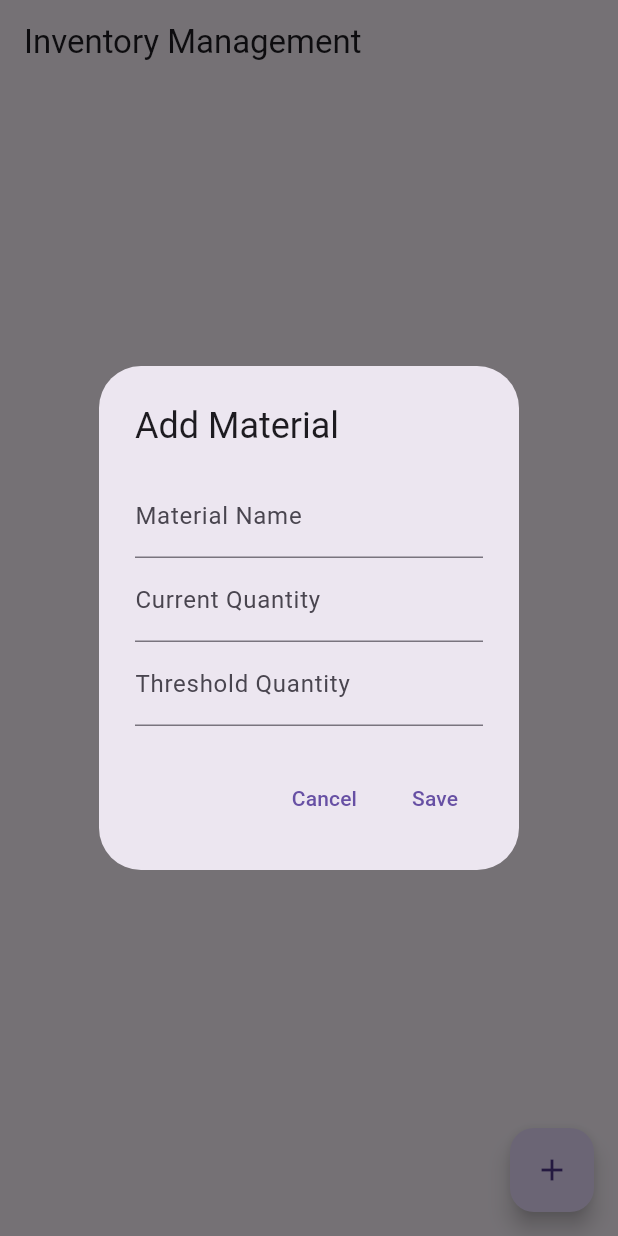
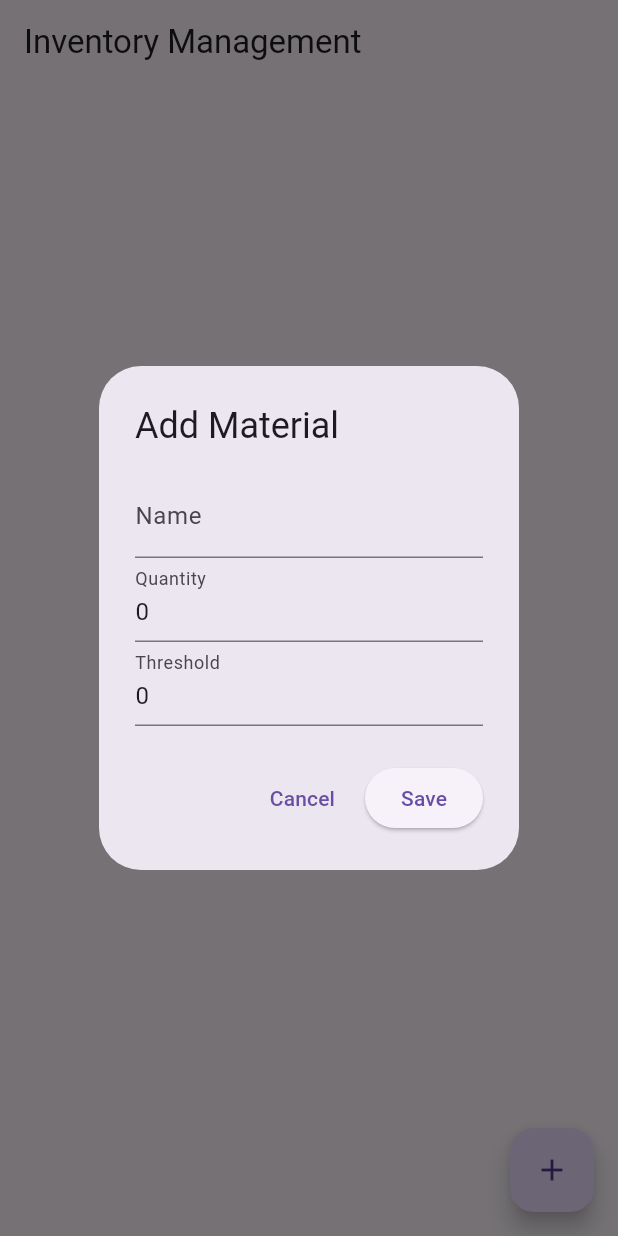
Before and after one commit to CLS11/raw-material-manager-app, a Flutter app: the screen it shows after launch, after a tap on the "add" icon, on a phone screen of 412 x 824 dp. Run offline on Flutter 3.47's test engine with Material 3 defaults, Android fonts, the phone set to English and light mode, and no system bars; our stand-ins replace flutter_bloc, hive, hive_flutter; accounts and stored records are empty.

Commit message:
Refactored the code and amended a bit of UI.

```diff
--- a/lib/screens/inventory_page.dart
+++ b/lib/screens/inventory_page.dart
@@ -11,7 +11,7 @@ class InventoryPage extends StatelessWidget {
     return Scaffold(
       appBar: AppBar(
         title: const Text(
-          'Inventory Management'
+          'Inventory Management',
         ),
       ),
       body: BlocBuilder<InventoryCubit, List<MaterialModel>>(
@@ -45,11 +45,14 @@ class InventoryPage extends StatelessWidget {
                     IconButton(
                       icon: const Icon(Icons.edit),
                       onPressed: () => _showAddEditDialog(
-                        context, material: mat,
+                        context,
+                        material: mat,
                       ),
                     ),
                     IconButton(
-                      icon: const Icon(Icons.delete),
+                      icon: const Icon(
+                        Icons.delete,
+                      ),
                       onPressed: () {
                         context.read<InventoryCubit>().deleteMaterial(mat.name);
                       },
@@ -70,87 +73,135 @@ class InventoryPage extends StatelessWidget {
     );
   }
 
-  void _showAddEditDialog(BuildContext context, {MaterialModel? material}) {
+  Future<void> _showAddEditDialog(
+    BuildContext context,
+    {MaterialModel? material}) async {
     final nameController = TextEditingController(
       text: material?.name ?? ''
     );
-    final qtyController = TextEditingController(
-      text: material?.currentQuantity.toString() ?? ''
+    final quantityController = TextEditingController(
+      text: material?.currentQuantity.toString() ?? '0'
     );
     final thresholdController = TextEditingController(
-      text: material?.thresholdQuantity.toString() ?? ''
+      text: material?.thresholdQuantity.toString() ?? '0'
     );
 
-    showDialog(
+    await showDialog(
       context: context,
-      builder: (_) => AlertDialog(
-        title: Text(
-          material == null ? 'Add Material' : 'Edit Material',
-        ),
-        content: Column(
-          mainAxisSize: MainAxisSize.min,
+      builder: (context) {
+        return StatefulBuilder(builder: (context, setState) {
+          return AlertDialog(
+            title: Text(material == null ? 'Add Material' : 'Edit Material'),
+            content: SingleChildScrollView(
+              child: Column(
                 children: [
                   TextField(
                     controller: nameController,
-              readOnly: material != null,
                     decoration: const InputDecoration(
-                labelText:
-                'Material Name',
+                      labelText: 'Name',
                     ),
                   ),
                   TextField(
-              controller: qtyController,
+                    controller: quantityController,
+                    decoration: const InputDecoration(
+                      labelText: 'Quantity',
+                    ),
                     keyboardType: TextInputType.number,
-              decoration: const InputDecoration(
-                labelText:
-                'Current Quantity',
-              ),
                   ),
                   TextField(
                     controller: thresholdController,
+                    decoration: const InputDecoration(
+                      labelText: 'Threshold',
+                    ),
                     keyboardType: TextInputType.number,
-              decoration: const InputDecoration(
-                labelText:
-                'Threshold Quantity',
-              ),
                   ),
                 ],
               ),
+            ),
             actions: [
               TextButton(
-            onPressed: () => Navigator.pop(context),
+                  onPressed: () {
+                    Navigator.of(context).pop();
+                  },
                   child: const Text(
                     'Cancel',
                   ),
                 ),
-          TextButton(
+              ElevatedButton(
                   onPressed: () {
                     final name = nameController.text.trim();
                     final qty = double.tryParse(
-                qtyController.text.trim()) ?? 0;
+                      quantityController.text
+                    ) ?? -1;
                     final threshold = double.tryParse(
-                thresholdController.text.trim()) ?? 0;
+                      thresholdController.text
+                    ) ?? -1;
 
-              final newMaterial = MaterialModel(
+                    if (name.isEmpty) {
+                      ScaffoldMessenger.of(context).showSnackBar(
+                        const SnackBar(
+                          content: Text(
+                            'Name cannot be empty',
+                          ),
+                        ),
+                      );
+                      return;
+                    }
+                    if (qty < 0) {
+                      ScaffoldMessenger.of(context).showSnackBar(
+                        const SnackBar(
+                          content: Text(
+                            'Quantity cannot be negative',
+                          ),
+                        ),
+                      );
+                      return;
+                    }
+                    if (threshold < 0) {
+                      ScaffoldMessenger.of(context).showSnackBar(
+                        const SnackBar(
+                          content: Text(
+                            'Threshold cannot be negative',
+                          ),
+                        ),
+                      );
+                      return;
+                    }
+
+                    if (material == null) {
+                      context.read<InventoryCubit>().addMaterial(
+                            MaterialModel(
                               name: name,
                               currentQuantity: qty,
-                thresholdQuantity: threshold
+                              thresholdQuantity: threshold,
+                            ),
                           );
-
-              if (material == null) {
-                context.read<InventoryCubit>().addMaterial(newMaterial);
                     } else {
-                context.read<InventoryCubit>().updateMaterial(name, newMaterial);
+                      context.read<InventoryCubit>().updateMaterial(
+                            material.name,
+                            material.copyWith(
+                              name: name,
+                              currentQuantity: qty,
+                              thresholdQuantity: threshold,
+                            ),
+                          );
                     }
 
-              Navigator.pop(context);
+                    Navigator.of(context).pop();
                   },
                   child: const Text(
                     'Save',
                   ),
                 ),
             ],
-      ),
           );
+        });
+      },
+    );
+
+
+    nameController.dispose();
+    quantityController.dispose();
+    thresholdController.dispose();
   }
 }
```
Lines whose indentation alone changed are shown as unchanged.
